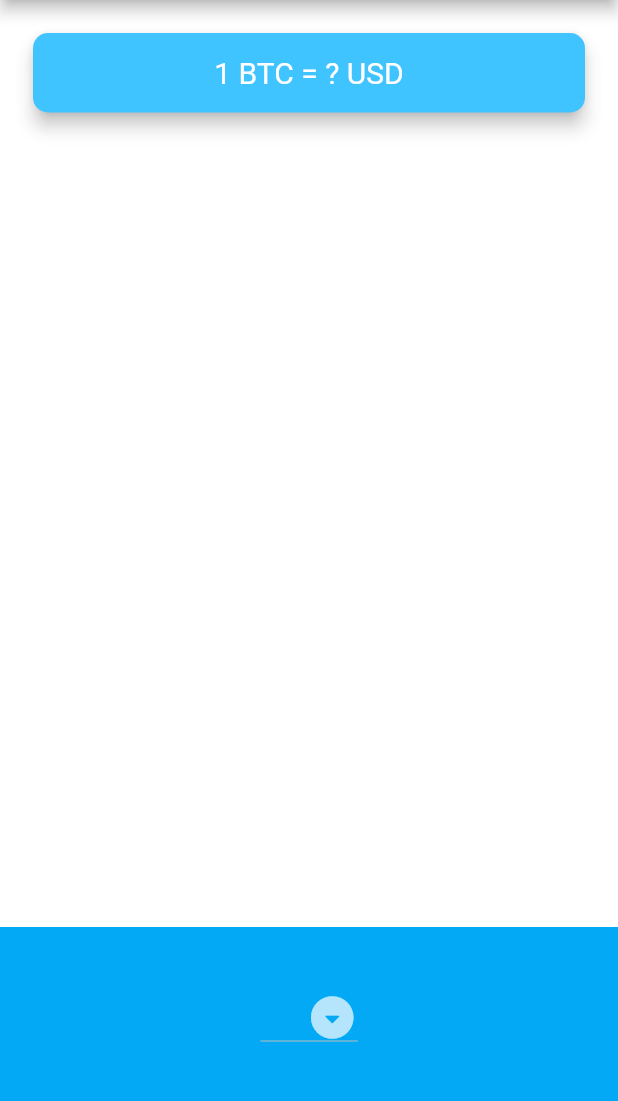
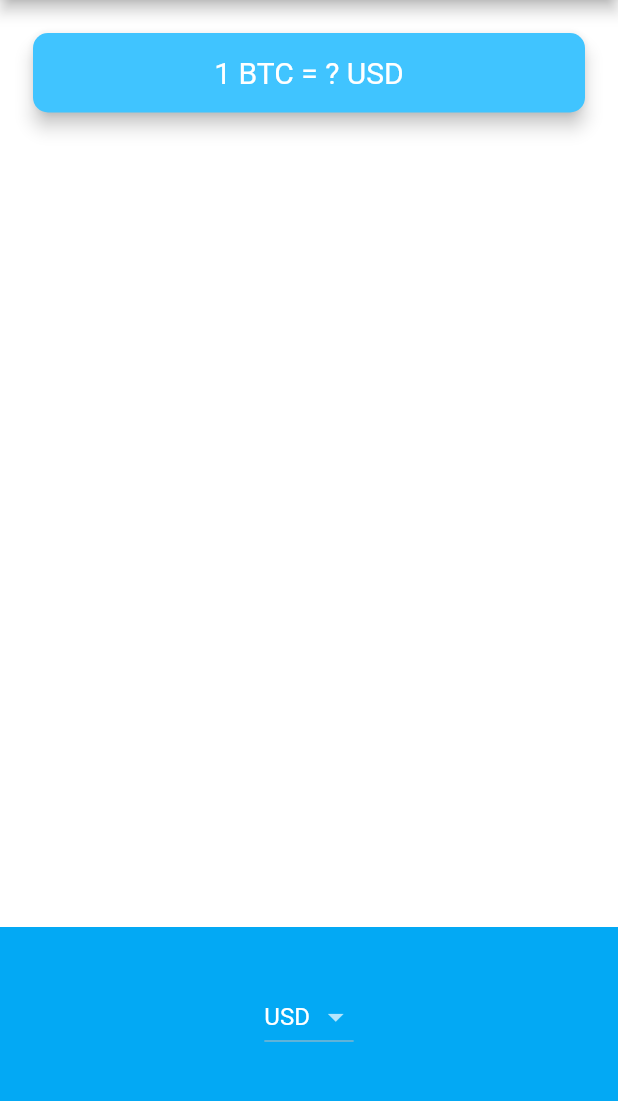
Before and after one commit to asadpro/Bitcoin-Ticker-, a Flutter app: the screen it shows after launch, on a phone screen of 412 x 824 dp, the part 84-1185 px from its top. Run offline on Flutter 3.47's test engine with Material 2 defaults, Android fonts, the phone set to English and light mode, and no system bars.

Commit message:
Iterating through all the value of currencies via (for in loop)

```diff
--- a/lib/price_screen.dart
+++ b/lib/price_screen.dart
@@ -1,4 +1,5 @@
 import 'package:flutter/material.dart';
+import 'coin_data.dart';
 
 class PriceScreen extends StatefulWidget {
   const PriceScreen({Key? key}) : super(key: key);
@@ -8,7 +9,21 @@ class PriceScreen extends StatefulWidget {
 }
 
 class _PriceScreenState extends State<PriceScreen> {
-  Object? dropDownValue;
+  Object? dropDownValue = 'USD';
+  List<DropdownMenuItem<String>> getCurrencies() {
+    List<DropdownMenuItem<String>> items = [];
+    for (String item in currenciesList) {
+      items.add(
+        DropdownMenuItem(
+          child: Text(item),
+          value: item,
+        ),
+      );
+    }
+
+    return items;
+  }
+
   @override
   Widget build(BuildContext context) {
     return Scaffold(
@@ -49,31 +64,14 @@ class _PriceScreenState extends State<PriceScreen> {
               ),
               padding: EdgeInsets.only(bottom: 30.0),
               child: DropdownButton(
-              iconSize: 34,
                 value: dropDownValue,
-              dropdownColor: Colors.deepPurple[300],
-              icon: Icon(Icons.arrow_drop_down_circle_rounded),
-              items: const [
-                DropdownMenuItem(
-                  child: Text('USD'),
-                  value: Text('USD'),
-                ),
-                DropdownMenuItem(
-                  child: Text('GBP'),
-                  value: Text('GBP'),
-                ),
-                DropdownMenuItem(
-                  child: Text('PKR'),
-                  value: Text('PKR'),
-                ),
-              ],
+                items: getCurrencies(),
                 onChanged: (value) {
                   setState(() {
                     dropDownValue = value;
                   });
                 },
-            ),
-          ),
+              )),
         ],
       ),
     );
```
Also changed, not shown: lib/coin_data.dart (line endings or trailing spaces). Lines whose indentation alone changed are shown as unchanged.
